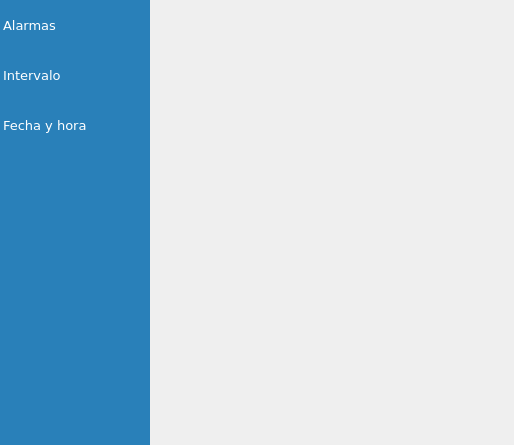
First picture: the form in opciones_sensor.ui, repository RiaJ16/H-Tech_SIG, before the edit.
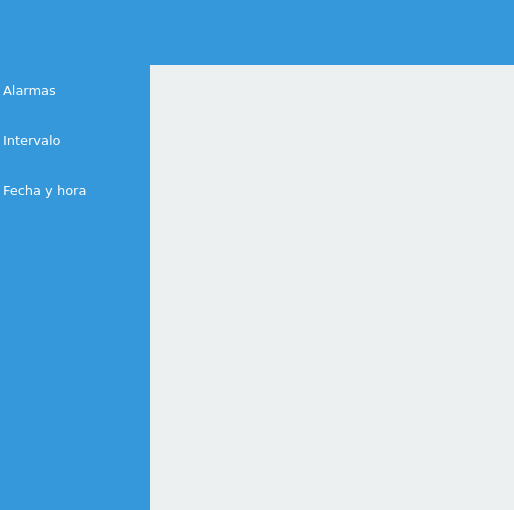
Second picture: the form after the edit. Icons and pictures are not drawn.

```diff
--- a/opciones_sensor.ui
+++ b/opciones_sensor.ui
@@ -7,7 +7,7 @@
     <x>0</x>
     <y>0</y>
     <width>514</width>
-    <height>445</height>
+    <height>510</height>
    </rect>
   </property>
   <property name="windowTitle">
@@ -25,18 +25,29 @@
 }
 
 QPushButton:enabled{
-background-color: #3498db;
-color: rgb(255, 255, 255);
+	color: #ecf0f1;
+	background-color: #3498db;
+	padding: 5px;
+	border: none;
 }
 
 QPushButton:disabled{
-background-color: #adc1ce;
-color: rgb(255, 255, 255);
+	color: #ecf0f1;
+	background-color: #bdc3c7;
+	padding: 5px;
+	border: none;
 }
 
+QPushButton:hover{
+	padding: 5px;
+	color: white;
+	background-color: #2980b9;
+}
+
+
 QListWidget{
 /*background-color: #5d5d5d;*/
-background-color: #2980b9;
+background-color: #3498db;
 color: #FFFFFF;
 selection-color: #54626e;
 selection-background-color: #FFFFFF;
@@ -44,14 +55,14 @@
 }
 
 QListWidget::item:selected:active{
-    background-color: #f0f0f0;
+    background-color: #ecf0f1;
 	color: black;
 	border: none;
 	outline: none;
 }
 
 QListWidget::item:selected:!active{
-    background-color: #f0f0f0;
+    background-color: #ecf0f1;
 	color: black;
 	border: none;
 	outline: none;
@@ -60,21 +71,237 @@
 QListWidget::item:!selected:hover{
 	background-color: #54626e;
 	/*color: #5bade4;*/
+}
+
+QComboBox, QDateEdit, QAbstractSpinBox{
+	color: #2c3e50;
+	subcontrol-origin: padding;
+	subcontrol-position: top right;
+	border: none;
+	padding: 5px;
+}
+
+QComboBox:down-arrow, QDateEdit:down-arrow, QAbstractSpinBox:down-button{
+	image: url(:General/icons/downarrow-a.png);
+	width: 20px;
+	height: 20px;
+}
+
+QAbstractSpinBox:down-button{
+		padding-right: 10px;
+}
+
+QComboBox:down-arrow:hover, QDateEdit:down-arrow:hover, QAbstractSpinBox:down-button:hover{
+	image: url(:General/icons/downarrow.png);
+	width: 20px;
+	height: 20px;
+}
+
+QAbstractSpinBox:up-button{
+	image: url(:General/icons/uparrow-a.png);
+	width: 20px;
+	height: 20px;
+	padding-right: 10px;
+}
+
+QAbstractSpinBox:up-button:hover{
+	image: url(:General/icons/uparrow.png);
+	width: 20px;
+	height: 20px;
+}
+
+QComboBox:drop-down, QDateEdit:drop-down, QAbstractSpinBox:drop-down{
+	 subcontrol-origin: padding;
+	 subcontrol-position: top right;
+	 width: 30px;
+	 color: white;
+	 border-left-width: 0px;
+	 border-left-color: darkgray;
+	 border-left-style: solid; /* just a single line */
+	 border-top-right-radius: 3px; /* same radius as the QComboBox */
+	 border-bottom-right-radius: 3px;
+	 padding-right: 5px;
+ }
+
+QComboBox:enabled, QDateEdit:enabled, QAbstractSpinBox:enabled{
+	background-color: #3498db;
+}
+
+QComboBox:disabled, QDateEdit:disabled, QAbstractSpinBox:disabled{
+	background-color: #adc1ce;
+}
+
+QComboBox:hover, QDateEdit:hover, QAbstractSpinBox:hover{
+	background-color: #2980b9;
 }</string>
   </property>
+  <layout class="QVBoxLayout" name="verticalLayout_2">
+   <property name="spacing">
+    <number>0</number>
+   </property>
+   <property name="leftMargin">
+    <number>0</number>
+   </property>
+   <property name="topMargin">
+    <number>0</number>
+   </property>
+   <property name="rightMargin">
+    <number>0</number>
+   </property>
+   <property name="bottomMargin">
+    <number>0</number>
+   </property>
+   <item>
+    <widget class="QFrame" name="kraken">
+     <property name="sizePolicy">
+      <sizepolicy hsizetype="Preferred" vsizetype="Fixed">
+       <horstretch>0</horstretch>
+       <verstretch>0</verstretch>
+      </sizepolicy>
+     </property>
+     <property name="minimumSize">
+      <size>
+       <width>0</width>
+       <height>65</height>
+      </size>
+     </property>
+     <property name="styleSheet">
+      <string notr="true">background-color: #3498db;</string>
+     </property>
+     <property name="frameShape">
+      <enum>QFrame::NoFrame</enum>
+     </property>
+     <property name="frameShadow">
+      <enum>QFrame::Raised</enum>
+     </property>
+     <layout class="QHBoxLayout" name="horizontalLayout_10">
+      <property name="spacing">
+       <number>0</number>
+      </property>
+      <property name="leftMargin">
+       <number>0</number>
+      </property>
+      <property name="topMargin">
+       <number>0</number>
+      </property>
+      <property name="rightMargin">
+       <number>0</number>
+      </property>
+      <property name="bottomMargin">
+       <number>0</number>
+      </property>
+      <item>
+       <widget class="QLabel" name="logo">
+        <property name="styleSheet">
+         <string notr="true"/>
+        </property>
+        <property name="text">
+         <string/>
+        </property>
+        <property name="pixmap">
+         <pixmap>:/Varios/icons/logosig2-i.png</pixmap>
+        </property>
+       </widget>
+      </item>
+      <item>
+       <spacer name="horizontalSpacer_2">
+        <property name="orientation">
+         <enum>Qt::Horizontal</enum>
+        </property>
+        <property name="sizeHint" stdset="0">
+         <size>
+          <width>40</width>
+          <height>20</height>
+         </size>
+        </property>
+       </spacer>
+      </item>
+      <item>
+       <layout class="QVBoxLayout" name="verticalLayout_7">
+        <property name="spacing">
+         <number>0</number>
+        </property>
+        <item>
+         <widget class="QPushButton" name="botonCerrar">
+          <property name="sizePolicy">
+           <sizepolicy hsizetype="Fixed" vsizetype="Fixed">
+            <horstretch>0</horstretch>
+            <verstretch>0</verstretch>
+           </sizepolicy>
+          </property>
+          <property name="minimumSize">
+           <size>
+            <width>50</width>
+            <height>50</height>
+           </size>
+          </property>
+          <property name="maximumSize">
+           <size>
+            <width>50</width>
+            <height>50</height>
+           </size>
+          </property>
+          <property name="focusPolicy">
+           <enum>Qt::NoFocus</enum>
+          </property>
+          <property name="styleSheet">
+           <string notr="true">:enabled{
+	color: black;
+	border: none;
+	padding: 5px;
+}
+
+:disabled{
+	color: black;
+}
+
+:pressed{
+	background-color: black;
+}
+
+:hover{
+	background-color: #e74c3c;
+	border: none;
+}</string>
+          </property>
+          <property name="text">
+           <string/>
+          </property>
+          <property name="icon">
+           <iconset>
+            <normaloff>:/General/icons/closeicon-d.png</normaloff>:/General/icons/closeicon-d.png</iconset>
+          </property>
+          <property name="iconSize">
+           <size>
+            <width>24</width>
+            <height>24</height>
+           </size>
+          </property>
+          <property name="flat">
+           <bool>false</bool>
+          </property>
+         </widget>
+        </item>
+        <item>
+         <spacer name="verticalSpacer_7">
+          <property name="orientation">
+           <enum>Qt::Vertical</enum>
+          </property>
+          <property name="sizeHint" stdset="0">
+           <size>
+            <width>20</width>
+            <height>10</height>
+           </size>
+          </property>
+         </spacer>
+        </item>
+       </layout>
+      </item>
+     </layout>
+    </widget>
+   </item>
+   <item>
   <layout class="QHBoxLayout" name="horizontalLayout">
-   <property name="leftMargin">
-    <number>0</number>
-   </property>
-   <property name="topMargin">
-    <number>0</number>
-   </property>
-   <property name="rightMargin">
-    <number>0</number>
-   </property>
-   <property name="bottomMargin">
-    <number>0</number>
-   </property>
    <item>
     <widget class="QListWidget" name="listaOpciones">
      <property name="sizePolicy">
@@ -159,7 +386,9 @@
    <item>
     <widget class="QScrollArea" name="scrollArea">
      <property name="styleSheet">
-      <string notr="true"/>
+        <string notr="true">QWidget#scrollAreaWidgetContents{
+	background-color: #ecf0f1;
+}</string>
      </property>
      <property name="frameShape">
       <enum>QFrame::NoFrame</enum>
@@ -172,8 +401,8 @@
        <rect>
         <x>0</x>
         <y>0</y>
-        <width>357</width>
-        <height>445</height>
+          <width>355</width>
+          <height>443</height>
        </rect>
       </property>
       <layout class="QVBoxLayout" name="verticalLayout">
@@ -189,6 +418,8 @@
       </layout>
      </widget>
     </widget>
+     </item>
+    </layout>
    </item>
   </layout>
  </widget>
```
Lines whose indentation alone changed are shown as unchanged.
